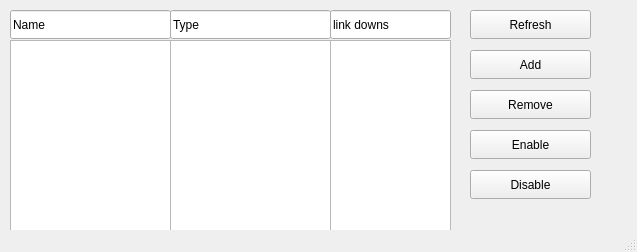
Old version of the form loginGUI/wirelessInterface.ui in the repository adiosko/mikrotik.
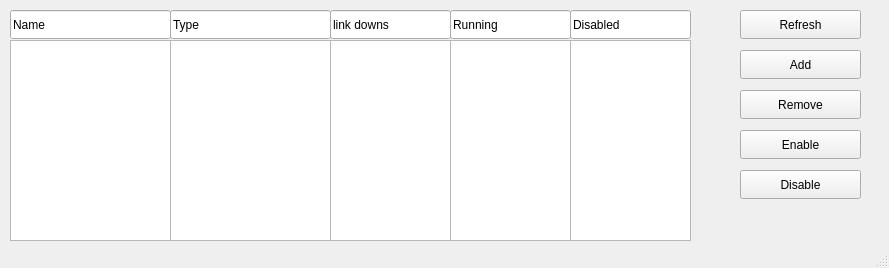
New version of the form.

```diff
--- a/loginGUI/wirelessInterface.ui
+++ b/loginGUI/wirelessInterface.ui
@@ -6,8 +6,8 @@
    <rect>
     <x>0</x>
     <y>0</y>
-    <width>637</width>
-    <height>252</height>
+    <width>889</width>
+    <height>268</height>
    </rect>
   </property>
   <property name="windowTitle">
@@ -27,7 +27,7 @@
    <widget class="QPushButton" name="refreshButton">
     <property name="geometry">
      <rect>
-      <x>470</x>
+      <x>740</x>
       <y>10</y>
       <width>121</width>
       <height>29</height>
@@ -99,7 +99,7 @@
    <widget class="QPushButton" name="addButton">
     <property name="geometry">
      <rect>
-      <x>470</x>
+      <x>740</x>
       <y>50</y>
       <width>121</width>
       <height>29</height>
@@ -112,7 +112,7 @@
    <widget class="QPushButton" name="removeButton">
     <property name="geometry">
      <rect>
-      <x>470</x>
+      <x>740</x>
       <y>90</y>
       <width>121</width>
       <height>29</height>
@@ -125,7 +125,7 @@
    <widget class="QPushButton" name="enableButton">
     <property name="geometry">
      <rect>
-      <x>470</x>
+      <x>740</x>
       <y>130</y>
       <width>121</width>
       <height>29</height>
@@ -138,7 +138,7 @@
    <widget class="QPushButton" name="disableButton">
     <property name="geometry">
      <rect>
-      <x>470</x>
+      <x>740</x>
       <y>170</y>
       <width>121</width>
       <height>29</height>
@@ -148,6 +148,52 @@
      <string>Disable</string>
     </property>
    </widget>
+   <widget class="QLineEdit" name="version_3">
+    <property name="geometry">
+     <rect>
+      <x>450</x>
+      <y>10</y>
+      <width>121</width>
+      <height>29</height>
+     </rect>
+    </property>
+    <property name="text">
+     <string>Running</string>
+    </property>
+   </widget>
+   <widget class="QListWidget" name="runField">
+    <property name="geometry">
+     <rect>
+      <x>450</x>
+      <y>40</y>
+      <width>121</width>
+      <height>201</height>
+     </rect>
+    </property>
+   </widget>
+   <widget class="QLineEdit" name="version_4">
+    <property name="geometry">
+     <rect>
+      <x>570</x>
+      <y>10</y>
+      <width>121</width>
+      <height>29</height>
+     </rect>
+    </property>
+    <property name="text">
+     <string>Disabled</string>
+    </property>
+   </widget>
+   <widget class="QListWidget" name="disableField">
+    <property name="geometry">
+     <rect>
+      <x>570</x>
+      <y>40</y>
+      <width>121</width>
+      <height>201</height>
+     </rect>
+    </property>
+   </widget>
   </widget>
   <widget class="QStatusBar" name="statusbar"/>
  </widget>
```
